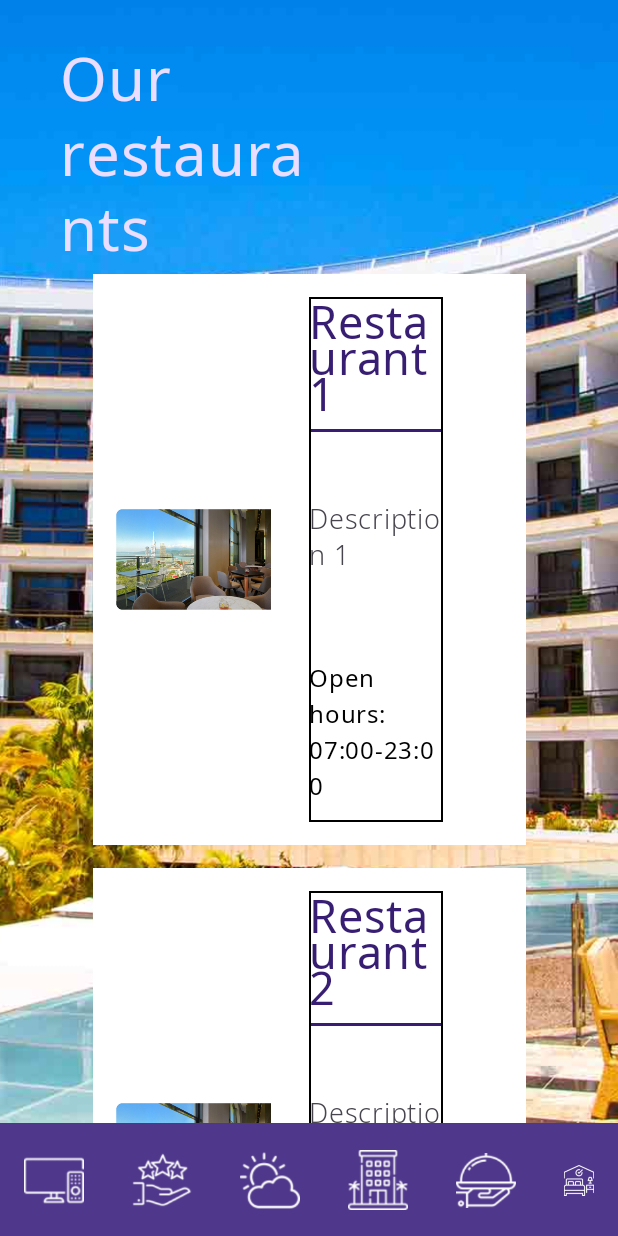
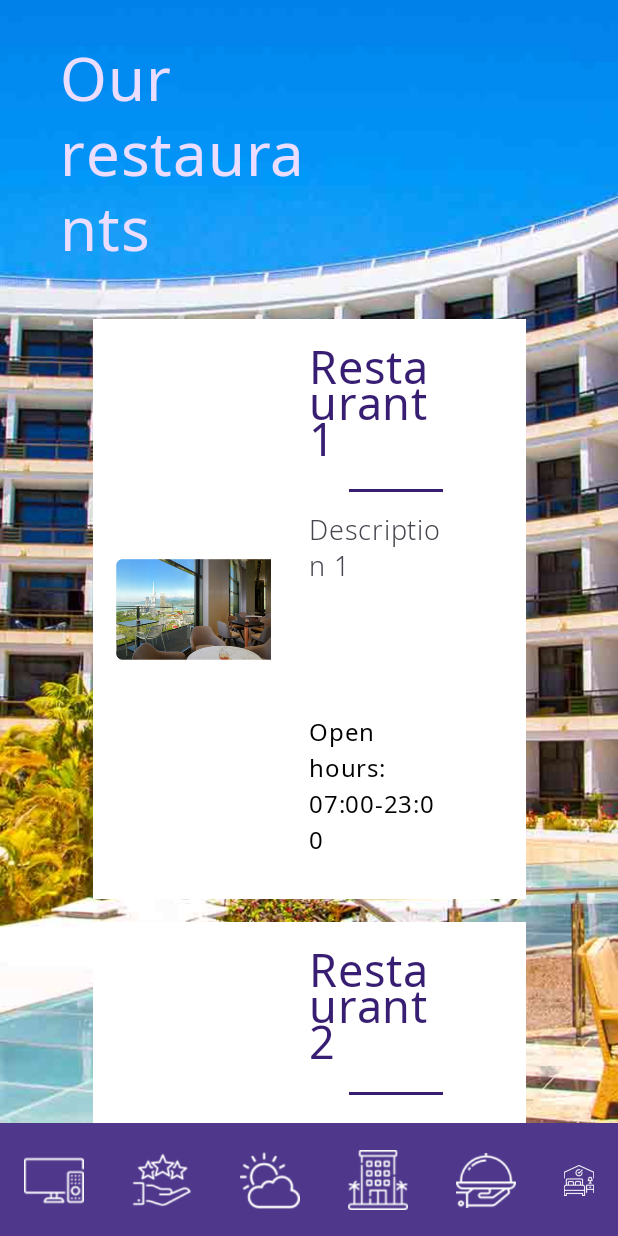
Before and after one commit to DariaVolosh/hospitalityTvAppAndroid, an Android app built with Jetpack Compose: the RestaurantsScreen screen opened through its navigation route, on a phone screen of 412 x 824 dp. Run offline under Robolectric (Android 15) with nearby library versions, the phone set to English and light mode, and no system bars; our stand-ins replace Dagger/Hilt's generated code, livedata-compose; libraries missing offline, so code that uses them is left out: com.instacart.truetime; network calls fail; 5 statements that could not run were skipped.

Commit message:
Finished restaurants screen, added animation of scrolling

```diff
--- a/app/src/main/java/com/example/hoteltvapptemplate/presenter/categories/CategoriesRow.kt
+++ b/app/src/main/java/com/example/hoteltvapptemplate/presenter/categories/CategoriesRow.kt
@@ -37,25 +37,25 @@ fun CategoriesRow(
     }
 
     val expanded by screenParameters.mainScreenViewModels.screenViewModel.isWelcomeScreen.observeAsState()
-    var focused by remember { mutableStateOf(false) }
+    val focused by screenParameters.mainScreenViewModels.categoriesViewModel.isFocused.observeAsState()
 
     Row(
         modifier = Modifier
             .animateContentSize()
-            .height(if (expanded == true || focused) 150.dp else 75.dp)
+            .height(if (expanded == true || focused == true) 150.dp else 75.dp)
             .fillMaxWidth()
             .onFocusChanged {
-                focused = it.isFocused
+                screenParameters.mainScreenViewModels.categoriesViewModel.isFocused.postValue(it.isFocused)
             }
             .background(MaterialTheme.colorScheme.primaryContainer),
-        horizontalArrangement = if (expanded == true || focused) Arrangement.SpaceBetween
+        horizontalArrangement = if (expanded == true || focused == true) Arrangement.SpaceBetween
                                 else Arrangement.Center
     ) {
         for (c in currentNames) {
             Category(
-                name = if (expanded == true || focused) c else "",
+                name = if (expanded == true || focused == true) c else "",
                 icon = categoriesViewModel.mapCategoryIcon(c),
-                modifier = if (expanded == true || focused) Modifier.weight(1f)
+                modifier = if (expanded == true || focused == true) Modifier.weight(1f)
                            else Modifier.padding(horizontal = 8.dp),
             ) {
                 screenParameters.defaultParameters.navigateToCategory(
--- a/app/src/main/java/com/example/hoteltvapptemplate/presenter/categories/CategoriesViewModel.kt
+++ b/app/src/main/java/com/example/hoteltvapptemplate/presenter/categories/CategoriesViewModel.kt
@@ -1,6 +1,7 @@
 package com.example.hoteltvapptemplate.presenter.categories
 
 import android.content.Context
+import androidx.lifecycle.MutableLiveData
 import androidx.lifecycle.ViewModel
 import com.example.hoteltvapptemplate.mappers.CategoriesMapper
 import javax.inject.Inject
@@ -10,6 +11,9 @@ import javax.inject.Singleton
 class CategoriesViewModel @Inject constructor(
     private val categoriesMapper: CategoriesMapper
 ): ViewModel() {
+
+    val isFocused = MutableLiveData<Boolean>()
+
     fun mapScreenName(categoryName: String) = categoriesMapper.mapScreenName(categoryName)
     fun mapCategoryIcon(categoryName: String) = categoriesMapper.mapIcon(categoryName)
     fun getCategoriesNames() = categoriesMapper.getCategoriesNames()
--- a/app/src/main/java/com/example/hoteltvapptemplate/presenter/restaurants/RestaurantCard.kt
+++ b/app/src/main/java/com/example/hoteltvapptemplate/presenter/restaurants/RestaurantCard.kt
@@ -2,7 +2,6 @@ package com.example.hoteltvapptemplate.presenter.restaurants
 
 import androidx.compose.foundation.Image
 import androidx.compose.foundation.background
-import androidx.compose.foundation.border
 import androidx.compose.foundation.layout.Arrangement
 import androidx.compose.foundation.layout.Column
 import androidx.compose.foundation.layout.Row
@@ -14,6 +13,7 @@ import androidx.compose.material3.HorizontalDivider
 import androidx.compose.material3.MaterialTheme
 import androidx.compose.material3.Text
 import androidx.compose.runtime.Composable
+import androidx.compose.ui.Alignment
 import androidx.compose.ui.Modifier
 import androidx.compose.ui.graphics.Color
 import androidx.compose.ui.res.painterResource
@@ -52,7 +52,6 @@ fun RestaurantCard(
             modifier = Modifier
                 .weight(0.5f)
                 .padding(end = 40.dp)
-                .border(1.dp, Color.Black)
         ) {
             Text(
                 text = restaurantName,
@@ -64,7 +63,10 @@ fun RestaurantCard(
             HorizontalDivider(
                 thickness = 2.dp,
                 color = MaterialTheme.colorScheme.onPrimary,
-                modifier = Modifier.weight(0.6f)
+                modifier = Modifier
+                    .padding(top = 10.dp)
+                    .fillMaxWidth(0.7f)
+                    .align(Alignment.End)
             )
 
             Text(
--- a/app/src/main/java/com/example/hoteltvapptemplate/presenter/restaurants/RestaurantsScreen.kt
+++ b/app/src/main/java/com/example/hoteltvapptemplate/presenter/restaurants/RestaurantsScreen.kt
@@ -1,16 +1,24 @@
 package com.example.hoteltvapptemplate.presenter.restaurants
 
+import androidx.compose.foundation.focusable
 import androidx.compose.foundation.layout.fillMaxWidth
 import androidx.compose.foundation.lazy.LazyColumn
+import androidx.compose.foundation.lazy.rememberLazyListState
 import androidx.compose.runtime.Composable
 import androidx.compose.runtime.getValue
+import androidx.compose.runtime.livedata.observeAsState
 import androidx.compose.runtime.mutableStateOf
 import androidx.compose.runtime.remember
+import androidx.compose.runtime.rememberCoroutineScope
 import androidx.compose.ui.Alignment
 import androidx.compose.ui.Modifier
+import androidx.compose.ui.input.key.Key
+import androidx.compose.ui.input.key.key
+import androidx.compose.ui.input.key.onKeyEvent
 import com.example.hoteltvapptemplate.R
 import com.example.hoteltvapptemplate.ScreenParameters
 import com.example.hoteltvapptemplate.presenter.screen.ScreenBackground
+import kotlinx.coroutines.launch
 
 @Composable
 fun RestaurantsScreen(
@@ -21,13 +29,53 @@ fun RestaurantsScreen(
     val restaurantsList =
         screenParameters.mainScreenViewModels.restaurantsViewModel.getRestaurantsData()
 
+    val isCategoriesFocused by screenParameters
+        .mainScreenViewModels.categoriesViewModel.isFocused.observeAsState()
+
+    val scrollState = rememberLazyListState()
+    val scope = rememberCoroutineScope()
+    var currentRestaurant = 0
+
     ScreenBackground(
         screenParameters,
         updatedContext.resources.getString(R.string.our_restaurants),
         updatedContext,
         { modifier ->
             LazyColumn(
-                modifier = modifier.fillMaxWidth(),
+                state = scrollState,
+                modifier = modifier
+                    .focusable()
+                    .onKeyEvent {
+                        when (it.key) {
+                            Key.DirectionDown -> {
+                                if (currentRestaurant + 1 < restaurantsList.size) {
+                                    scope.launch {
+                                        scrollState.animateScrollToItem(currentRestaurant + 1)
+                                        currentRestaurant++
+                                    }
+
+                                    true
+                                } else {
+                                    false
+                                }
+                            }
+
+                            Key.DirectionUp -> {
+                                if (currentRestaurant > 0) {
+                                    scope.launch {
+                                        scrollState.animateScrollToItem(currentRestaurant - 1)
+                                        currentRestaurant--
+                                    }
+                                    true
+                                } else {
+                                    false
+                                }
+                            }
+
+                            else -> false
+                        }
+                    }
+                    .fillMaxWidth(),
                 horizontalAlignment = Alignment.CenterHorizontally
             ) {
                 items(restaurantsList.size) {index ->
@@ -37,7 +85,9 @@ fun RestaurantsScreen(
                         restaurantName = restaurant.name,
                         restaurantDescription = restaurant.description,
                         openHours = restaurant.openHours,
-                        Modifier.fillParentMaxHeight(0.7f)
+                        Modifier.fillParentMaxHeight(
+                            if (isCategoriesFocused == true) 1f else 0.75f
+                        )
                     )
                 }
             }
--- a/app/src/main/java/com/example/hoteltvapptemplate/presenter/screen/ScreenBackground.kt
+++ b/app/src/main/java/com/example/hoteltvapptemplate/presenter/screen/ScreenBackground.kt
@@ -69,7 +69,7 @@ fun ScreenBackground(
         ) {
             Row(
                 modifier = Modifier
-                    .padding(top = 30.dp, start = 40.dp, end = 40.dp)
+                    .padding(vertical = 30.dp, horizontal = 40.dp)
                     .fillMaxWidth(),
                 horizontalArrangement = Arrangement.SpaceBetween
             ) {
```
